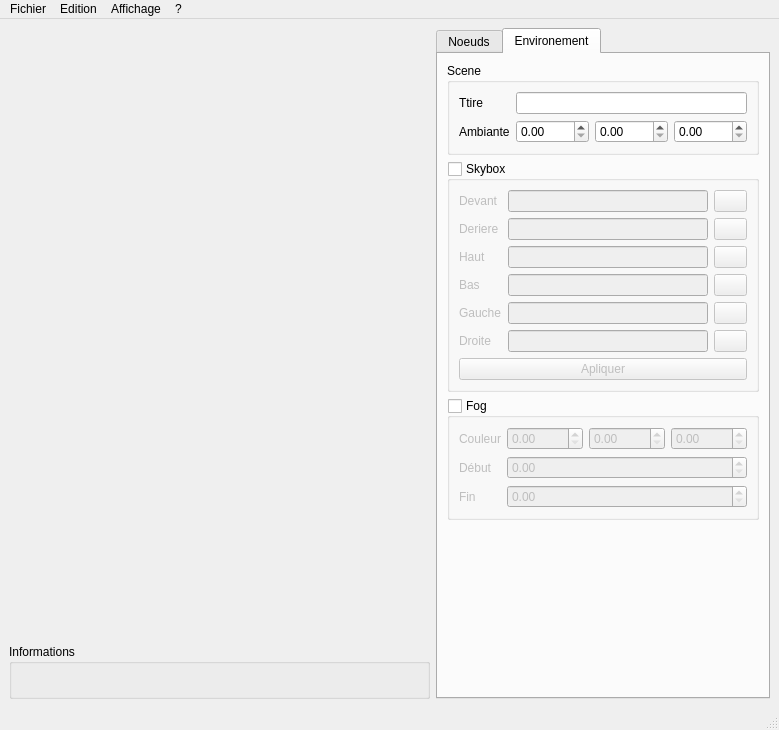
Above: sources/interface.ui from b4n92uid/theball-editor before the change. Below: the same form after it.
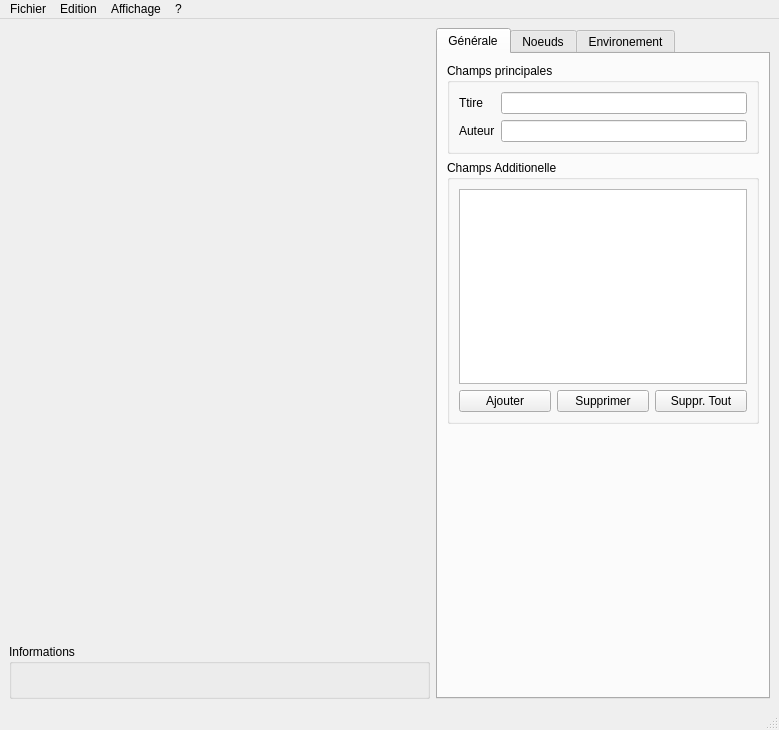
That is the form after the change. Icons and pictures are not drawn. Custom widgets are drawn as their Qt base class.

Commit message: 3 Changes... Support of sceneName & authorName field Support of additional fields display Implement open by arg feature

```diff
--- a/sources/interface.ui
+++ b/sources/interface.ui
@@ -54,8 +54,106 @@
        </sizepolicy>
       </property>
       <property name="currentIndex">
-       <number>1</number>
+       <number>0</number>
       </property>
+      <widget class="QWidget" name="tab_7">
+       <attribute name="title">
+        <string>Générale</string>
+       </attribute>
+       <layout class="QVBoxLayout" name="verticalLayout_7">
+        <item>
+         <widget class="QGroupBox" name="groupBox_3">
+          <property name="title">
+           <string>Champs principales</string>
+          </property>
+          <layout class="QFormLayout" name="formLayout_8">
+           <item row="0" column="1">
+            <widget class="QLineEdit" name="gen_title"/>
+           </item>
+           <item row="0" column="0">
+            <widget class="QLabel" name="label_31">
+             <property name="text">
+              <string>Ttire</string>
+             </property>
+            </widget>
+           </item>
+           <item row="1" column="1">
+            <widget class="QLineEdit" name="gen_author"/>
+           </item>
+           <item row="1" column="0">
+            <widget class="QLabel" name="label_33">
+             <property name="text">
+              <string>Auteur</string>
+             </property>
+            </widget>
+           </item>
+          </layout>
+         </widget>
+        </item>
+        <item>
+         <widget class="QGroupBox" name="groupBox_2">
+          <property name="title">
+           <string>Champs Additionelle</string>
+          </property>
+          <layout class="QVBoxLayout" name="verticalLayout">
+           <item>
+            <widget class="QTableView" name="gen_additional"/>
+           </item>
+           <item>
+            <layout class="QHBoxLayout" name="horizontalLayout_28">
+             <item>
+              <widget class="QPushButton" name="gen_addfield">
+               <property name="text">
+                <string>Ajouter</string>
+               </property>
+               <property name="icon">
+                <iconset resource="ressource.qrc">
+                 <normaloff>:/Icons/icons/add.png</normaloff>:/Icons/icons/add.png</iconset>
+               </property>
+              </widget>
+             </item>
+             <item>
+              <widget class="QPushButton" name="gen_delfield">
+               <property name="text">
+                <string>Supprimer</string>
+               </property>
+               <property name="icon">
+                <iconset resource="ressource.qrc">
+                 <normaloff>:/Icons/icons/cross.png</normaloff>:/Icons/icons/cross.png</iconset>
+               </property>
+              </widget>
+             </item>
+             <item>
+              <widget class="QPushButton" name="gen_clearfields">
+               <property name="text">
+                <string>Suppr. Tout</string>
+               </property>
+               <property name="icon">
+                <iconset resource="ressource.qrc">
+                 <normaloff>:/Icons/icons/cross.png</normaloff>:/Icons/icons/cross.png</iconset>
+               </property>
+              </widget>
+             </item>
+            </layout>
+           </item>
+          </layout>
+         </widget>
+        </item>
+        <item>
+         <spacer name="verticalSpacer_2">
+          <property name="orientation">
+           <enum>Qt::Vertical</enum>
+          </property>
+          <property name="sizeHint" stdset="0">
+           <size>
+            <width>20</width>
+            <height>40</height>
+           </size>
+          </property>
+         </spacer>
+        </item>
+       </layout>
+      </widget>
       <widget class="QWidget" name="tab">
        <attribute name="title">
         <string>Noeuds</string>
@@ -996,17 +1094,17 @@
            <bool>false</bool>
           </property>
           <layout class="QFormLayout" name="formLayout">
+           <property name="fieldGrowthPolicy">
+            <enum>QFormLayout::AllNonFixedFieldsGrow</enum>
+           </property>
            <item row="0" column="0">
-            <widget class="QLabel" name="label_31">
+            <widget class="QLabel" name="label_32">
              <property name="text">
               <string>Ttire</string>
              </property>
             </widget>
            </item>
            <item row="0" column="1">
-            <widget class="QLineEdit" name="env_title"/>
-           </item>
-           <item row="1" column="1">
             <layout class="QHBoxLayout" name="horizontalLayout_22">
              <item>
               <widget class="QDoubleSpinBox" name="env_ambient_x">
@@ -1040,13 +1138,6 @@
              </item>
             </layout>
            </item>
-           <item row="1" column="0">
-            <widget class="QLabel" name="label_32">
-             <property name="text">
-              <string>Ambiante</string>
-             </property>
-            </widget>
-           </item>
           </layout>
          </widget>
         </item>
```
Left out of the diff: 2 changed lines with no effect on the pictures. The commit also changes 5 other files.
